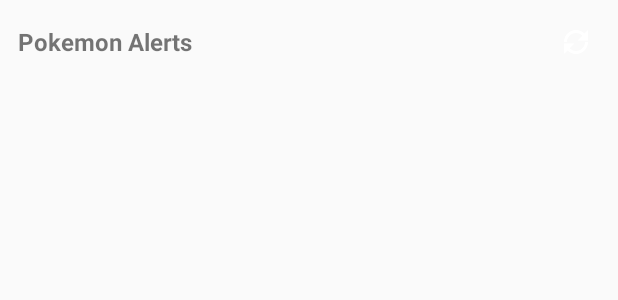
After one commit to TheTobiTiger02/PokemonAlertsAppV2, an Android app built with Jetpack Compose: the layout widget_alerts.xml on its own in the app's theme, with its tools: preview values and no code run, on a phone screen of 412 x 824 dp. The commit adds this screen. Shown: the top 300 px of the screen. Run offline under Robolectric (Android 15) with nearby library versions, the phone set to English and light mode, and no system bars.

Commit message:
working widget

```diff
--- a/app/src/main/java/com/example/pokemonalertsv2/work/AlertWorker.kt
+++ b/app/src/main/java/com/example/pokemonalertsv2/work/AlertWorker.kt
@@ -14,6 +14,7 @@ import androidx.work.WorkerParameters
 import com.example.pokemonalertsv2.data.PokemonAlertsRepository
 import com.example.pokemonalertsv2.notifications.AlertNotifier
 import kotlinx.coroutines.Dispatchers
+import com.example.pokemonalertsv2.widget.AlertsWidgetProvider
 import kotlinx.coroutines.withContext
 import java.util.concurrent.TimeUnit
 
@@ -41,6 +42,8 @@ class AlertWorker(
                     Log.d(TAG, "Background worker ran with no new alerts")
                 }
                 AlertAlarmScheduler.onWorkFinished(applicationContext)
+                // Trigger widget refresh regardless of new alerts so timestamps/UI stay current
+                AlertsWidgetProvider.updateFromWorker(applicationContext)
                 Result.success()
             },
             onFailure = { exception ->
--- /dev/null
+++ b/app/src/main/res/layout/widget_alerts.xml
@@ -0,0 +1,124 @@
+<?xml version="1.0" encoding="utf-8"?>
+<LinearLayout xmlns:android="http://schemas.android.com/apk/res/android"
+    android:layout_width="match_parent"
+    android:layout_height="wrap_content"
+    android:orientation="vertical"
+    android:padding="12dp"
+    android:background="@android:color/transparent">
+
+    <LinearLayout
+        android:layout_width="match_parent"
+        android:layout_height="wrap_content"
+        android:orientation="horizontal"
+        android:gravity="center_vertical">
+
+        <TextView
+            android:id="@+id/tv_title"
+            android:layout_width="0dp"
+            android:layout_height="wrap_content"
+            android:layout_weight="1"
+            android:text="@string/widget_title"
+            android:textStyle="bold"
+            android:textSize="16sp"
+            android:maxLines="1"
+            android:ellipsize="end" />
+
+        <ImageButton
+            android:id="@+id/btn_refresh"
+            android:layout_width="32dp"
+            android:layout_height="32dp"
+            android:background="@android:color/transparent"
+            android:contentDescription="@string/refresh_alerts"
+            android:src="@drawable/ic_refresh" />
+    </LinearLayout>
+
+    <TextView
+        android:id="@+id/tv_last_updated"
+        android:layout_width="match_parent"
+        android:layout_height="wrap_content"
+        android:textSize="12sp"
+        android:textColor="@android:color/darker_gray"
+        android:maxLines="1"
+        android:ellipsize="end"
+        android:paddingTop="4dp"
+        android:text="" />
+
+    <TextView
+        android:id="@+id/tv_empty"
+        android:layout_width="match_parent"
+        android:layout_height="wrap_content"
+        android:paddingTop="8dp"
+        android:text="@string/no_alerts_message"
+        android:visibility="gone" />
+
+    <!-- Up to three alert rows -->
+    <LinearLayout
+        android:id="@+id/row1"
+        android:layout_width="match_parent"
+        android:layout_height="wrap_content"
+        android:orientation="vertical"
+        android:visibility="gone"
+        android:paddingTop="6dp">
+        <TextView
+            android:id="@+id/row1_title"
+            android:layout_width="match_parent"
+            android:layout_height="wrap_content"
+            android:textStyle="bold"
+            android:maxLines="1"
+            android:ellipsize="end" />
+        <TextView
+            android:id="@+id/row1_desc"
+            android:layout_width="match_parent"
+            android:layout_height="wrap_content"
+            android:textSize="12sp"
+            android:maxLines="2"
+            android:ellipsize="end" />
+    </LinearLayout>
+
+    <LinearLayout
+        android:id="@+id/row2"
+        android:layout_width="match_parent"
+        android:layout_height="wrap_content"
+        android:orientation="vertical"
+        android:visibility="gone"
+        android:paddingTop="6dp">
+        <TextView
+            android:id="@+id/row2_title"
+            android:layout_width="match_parent"
+            android:layout_height="wrap_content"
+            android:textStyle="bold"
+            android:maxLines="1"
+            android:ellipsize="end" />
+        <TextView
+            android:id="@+id/row2_desc"
+            android:layout_width="match_parent"
+            android:layout_height="wrap_content"
+            android:textSize="12sp"
+            android:maxLines="2"
+            android:ellipsize="end" />
+    </LinearLayout>
+
+    <LinearLayout
+        android:id="@+id/row3"
+        android:layout_width="match_parent"
+        android:layout_height="wrap_content"
+        android:orientation="vertical"
+        android:visibility="gone"
+        android:paddingTop="6dp">
+        <TextView
+            android:id="@+id/row3_title"
+            android:layout_width="match_parent"
+            android:layout_height="wrap_content"
+            android:textStyle="bold"
+            android:maxLines="1"
+            android:ellipsize="end" />
+        <TextView
+            android:id="@+id/row3_desc"
+            android:layout_width="match_parent"
+            android:layout_height="wrap_content"
+            android:textSize="12sp"
+            android:maxLines="2"
+            android:ellipsize="end" />
+    </LinearLayout>
+
+</LinearLayout>
--- a/app/src/main/res/values/strings.xml
+++ b/app/src/main/res/values/strings.xml
@@ -15,4 +15,6 @@
     <string name="exact_alarm_permission_positive">Open settings</string>
     <string name="exact_alarm_permission_negative">Maybe later</string>
     <string name="exact_alarm_permission_granted">Exact alarms enabled. Background checks are now active.</string>
+    <string name="widget_title">Pokemon Alerts</string>
+    <string name="widget_updated_at">Updated %1$s</string>
 </resources>
```
Also changed, not shown: app/src/main/AndroidManifest.xml (+18 -0 lines), app/src/main/java/com/example/pokemonalertsv2/widget/AlertsWidgetProvider.kt (added, +174 -0 lines), app/src/main/res/xml/alerts_widget_info.xml (added, +8 -0 lines).
